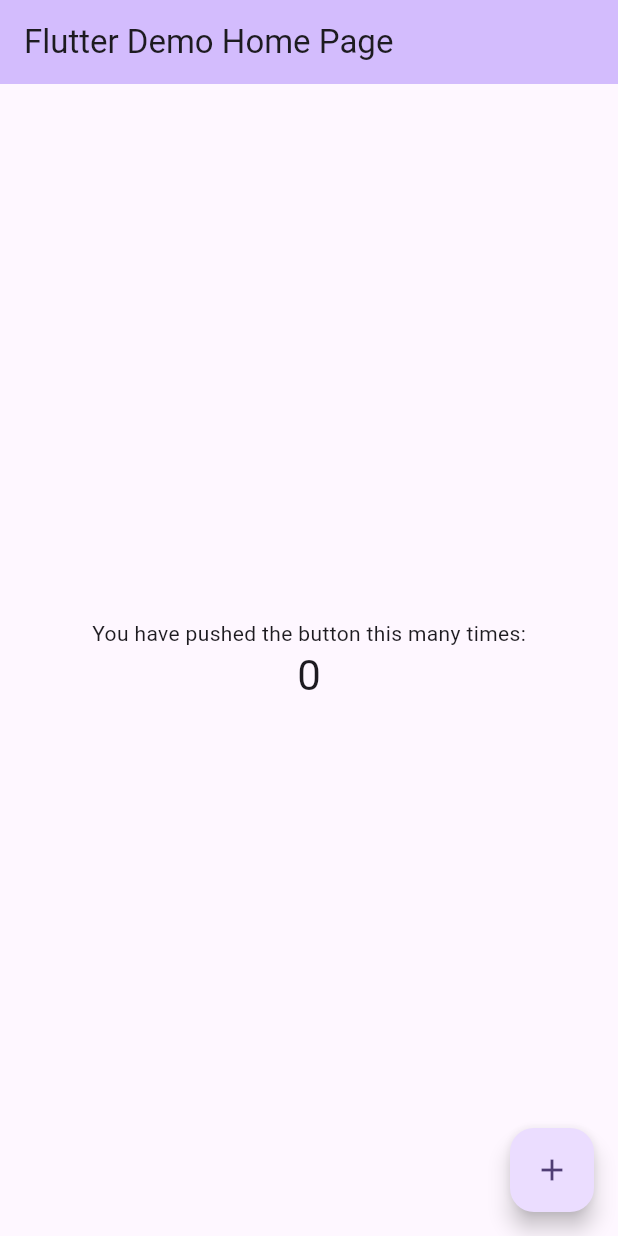
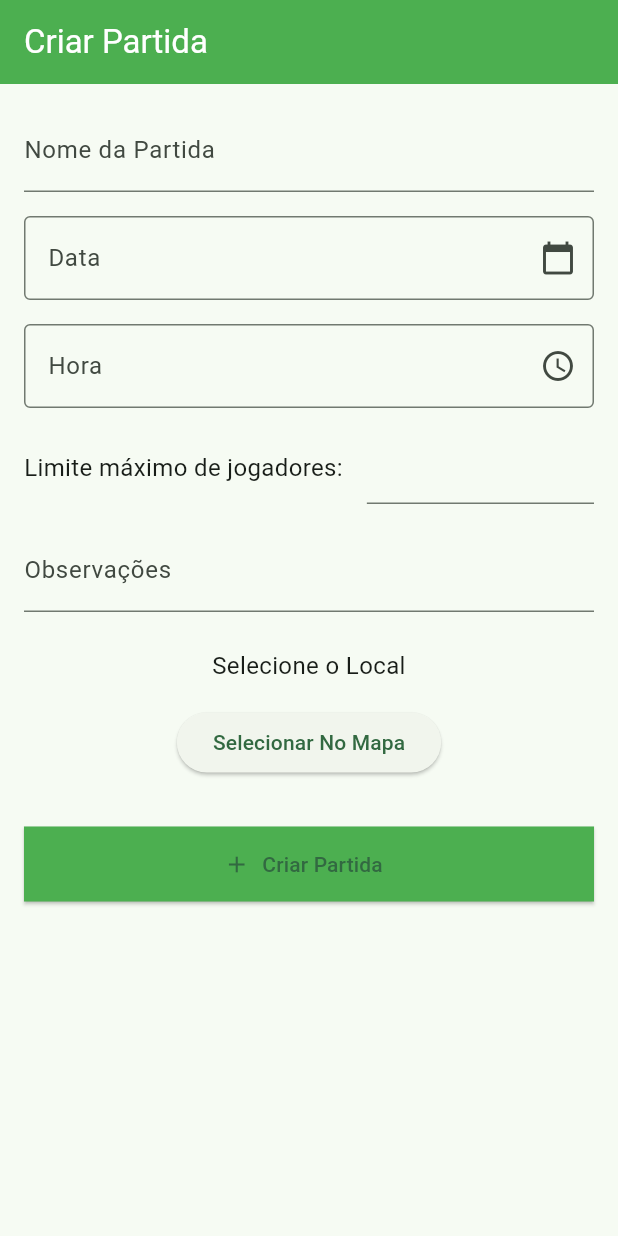
Before and after one commit to equipe-5/vem-pro-fut, a Flutter app: the screen it shows after launch, on a phone screen of 412 x 824 dp. Run offline on Flutter 3.47's test engine with Material 2 defaults, Android fonts, the phone set to English and light mode, and no system bars.

Commit message:
Adicionada tela de Criar Partida

```diff
--- a/lib/main.dart
+++ b/lib/main.dart
@@ -1,4 +1,5 @@
 import 'package:flutter/material.dart';
+import 'package:vem_pro_fut_app/src/matches/create_match.dart';
 
 void main() {
   runApp(const MyApp());
@@ -13,113 +14,11 @@ class MyApp extends StatelessWidget {
     return MaterialApp(
       title: 'Flutter Demo',
       theme: ThemeData(
-        // This is the theme of your application.
-        //
-        // TRY THIS: Try running your application with "flutter run". You'll see
-        // the application has a blue toolbar. Then, without quitting the app,
-        // try changing the seedColor in the colorScheme below to Colors.green
-        // and then invoke "hot reload" (save your changes or press the "hot
-        // reload" button in a Flutter-supported IDE, or press "r" if you used
-        // the command line to start the app).
-        //
-        // Notice that the counter didn't reset back to zero; the application
-        // state is not lost during the reload. To reset the state, use hot
-        // restart instead.
-        //
-        // This works for code too, not just values: Most code changes can be
-        // tested with just a hot reload.
-        colorScheme: ColorScheme.fromSeed(seedColor: Colors.deepPurple),
+        colorScheme:
+            ColorScheme.fromSeed(seedColor: Colors.greenAccent.shade400),
         useMaterial3: true,
       ),
-      home: const MyHomePage(title: 'Flutter Demo Home Page'),
+      home: const CreateMatch(),
     );
   }
 }
-
-class MyHomePage extends StatefulWidget {
-  const MyHomePage({super.key, required this.title});
-
-  // This widget is the home page of your application. It is stateful, meaning
-  // that it has a State object (defined below) that contains fields that affect
-  // how it looks.
-
-  // This class is the configuration for the state. It holds the values (in this
-  // case the title) provided by the parent (in this case the App widget) and
-  // used by the build method of the State. Fields in a Widget subclass are
-  // always marked "final".
-
-  final String title;
-
-  @override
-  State<MyHomePage> createState() => _MyHomePageState();
-}
-
-class _MyHomePageState extends State<MyHomePage> {
-  int _counter = 0;
-
-  void _incrementCounter() {
-    setState(() {
-      // This call to setState tells the Flutter framework that something has
-      // changed in this State, which causes it to rerun the build method below
-      // so that the display can reflect the updated values. If we changed
-      // _counter without calling setState(), then the build method would not be
-      // called again, and so nothing would appear to happen.
-      _counter++;
-    });
-  }
-
-  @override
-  Widget build(BuildContext context) {
-    // This method is rerun every time setState is called, for instance as done
-    // by the _incrementCounter method above.
-    //
-    // The Flutter framework has been optimized to make rerunning build methods
-    // fast, so that you can just rebuild anything that needs updating rather
-    // than having to individually change instances of widgets.
-    return Scaffold(
-      appBar: AppBar(
-        // TRY THIS: Try changing the color here to a specific color (to
-        // Colors.amber, perhaps?) and trigger a hot reload to see the AppBar
-        // change color while the other colors stay the same.
-        backgroundColor: Theme.of(context).colorScheme.inversePrimary,
-        // Here we take the value from the MyHomePage object that was created by
-        // the App.build method, and use it to set our appbar title.
-        title: Text(widget.title),
-      ),
-      body: Center(
-        // Center is a layout widget. It takes a single child and positions it
-        // in the middle of the parent.
-        child: Column(
-          // Column is also a layout widget. It takes a list of children and
-          // arranges them vertically. By default, it sizes itself to fit its
-          // children horizontally, and tries to be as tall as its parent.
-          //
-          // Column has various properties to control how it sizes itself and
-          // how it positions its children. Here we use mainAxisAlignment to
-          // center the children vertically; the main axis here is the vertical
-          // axis because Columns are vertical (the cross axis would be
-          // horizontal).
-          //
-          // TRY THIS: Invoke "debug painting" (choose the "Toggle Debug Paint"
-          // action in the IDE, or press "p" in the console), to see the
-          // wireframe for each widget.
-          mainAxisAlignment: MainAxisAlignment.center,
-          children: <Widget>[
-            const Text(
-              'You have pushed the button this many times:',
-            ),
-            Text(
-              '$_counter',
-              style: Theme.of(context).textTheme.headlineMedium,
-            ),
-          ],
-        ),
-      ),
-      floatingActionButton: FloatingActionButton(
-        onPressed: _incrementCounter,
-        tooltip: 'Increment',
-        child: const Icon(Icons.add),
-      ), // This trailing comma makes auto-formatting nicer for build methods.
-    );
-  }
-}
--- /dev/null
+++ b/lib/src/matches/create_match.dart
@@ -0,0 +1,137 @@
+import 'package:flutter/material.dart';
+import 'package:intl/intl.dart';
+
+class CreateMatch extends StatefulWidget {
+  const CreateMatch({super.key});
+
+  @override
+  State<CreateMatch> createState() => _CreateMatchState();
+}
+
+class _CreateMatchState extends State<CreateMatch> {
+  final TextEditingController _dateController = TextEditingController();
+  final TextEditingController _timeController = TextEditingController();
+
+  @override
+  Widget build(BuildContext context) {
+    return Scaffold(
+      appBar: AppBar(
+        title: const Text('Criar Partida'),
+        backgroundColor: Colors.green,
+        foregroundColor: Colors.white,
+      ),
+      body: Container(
+        padding: const EdgeInsets.all(16.0),
+        child: Column(
+          mainAxisAlignment:
+              MainAxisAlignment.start, // Align components centrally
+          children: [
+            const TextField(
+              decoration: InputDecoration(labelText: 'Nome da Partida'),
+            ),
+            const SizedBox(height: 16.0),
+            TextField(
+                controller: _dateController,
+                keyboardType: TextInputType.datetime,
+                decoration: const InputDecoration(
+                    labelText: 'Data',
+                    suffixIcon: Icon(Icons.calendar_today),
+                    border: OutlineInputBorder()),
+                onTap: () async {
+                  DateTime? pickedDate = await showDatePicker(
+                    context: context,
+                    initialDate: DateTime.now(),
+                    firstDate: DateTime(2000),
+                    lastDate: DateTime(2100),
+                  );
+                  if (pickedDate != null) {
+                    String formattedDate =
+                        DateFormat('dd/MM/yyyy').format(pickedDate);
+                    setState(() {
+                      _dateController.text = formattedDate;
+                    });
+                  }
+                }),
+            const SizedBox(height: 16.0),
+            TextField(
+              controller: _timeController,
+              keyboardType: TextInputType.text,
+              decoration: const InputDecoration(
+                labelText: 'Hora',
+                suffixIcon: Icon(Icons.access_time),
+                border: OutlineInputBorder(),
+              ),
+              onTap: () async {
+                TimeOfDay? pickedTime = await showTimePicker(
+                  context: context,
+                  initialTime: TimeOfDay.now(),
+                );
+                if (pickedTime != null) {
+                  // ignore: use_build_context_synchronously
+                  String formattedTime = pickedTime.format(context);
+                  setState(() {
+                    _timeController.text = formattedTime;
+                  });
+                }
+              },
+            ),
+            const SizedBox(height: 16.0),
+            const Row(
+              children: [
+                Text(
+                  'Limite máximo de jogadores:',
+                  style: TextStyle(fontSize: 16.0),
+                ),
+                SizedBox(width: 16.0),
+                Expanded(
+                  child: TextField(
+                    keyboardType: TextInputType.number,
+                  ),
+                ),
+              ],
+            ),
+            const SizedBox(height: 16.0),
+            const TextField(
+              decoration: InputDecoration(labelText: 'Observações'),
+            ),
+            const SizedBox(height: 24.0),
+            const Text(
+              "Selecione o Local",
+              textAlign: TextAlign.center,
+              style: TextStyle(fontSize: 16.0),
+            ),
+            const SizedBox(height: 16.0),
+            ButtonTheme(
+              minWidth: 1000.0, // Set the minimum width of the button
+              height: 50.0,
+              child: ElevatedButton(
+                onPressed: () {},
+                child: const Text('Selecionar No Mapa'),
+              ),
+            ),
+            const SizedBox(height: 32.0),
+            ButtonTheme(
+              // Set the minimum width of the button to match the screen width
+              height: 50.0, // Set the height of the button
+              child: ElevatedButton.icon(
+                onPressed: () {
+                  return;
+                },
+                icon: const Icon(Icons.add),
+                label: const Text('Criar Partida'),
+                style: ElevatedButton.styleFrom(
+                  backgroundColor: Colors.green,
+                  minimumSize: const Size.fromHeight(50),
+                  shape: RoundedRectangleBorder(
+                    borderRadius:
+                        BorderRadius.circular(0), // Set the button shape
+                  ),
+                ),
+              ),
+            )
+          ],
+        ),
+      ),
+    );
+  }
+}
--- a/pubspec.yaml
+++ b/pubspec.yaml
@@ -30,11 +30,14 @@ environment:
 dependencies:
   flutter:
     sdk: flutter
+  intl: ^0.18.0
+  table_calendar: ^3.0.9
 
 
   # The following adds the Cupertino Icons font to your application.
   # Use with the CupertinoIcons class for iOS style icons.
   cupertino_icons: ^1.0.2
+  google_maps_flutter: ^2.5.0
 
 dev_dependencies:
   flutter_test:
```
Also changed, not shown: pubspec.lock.
